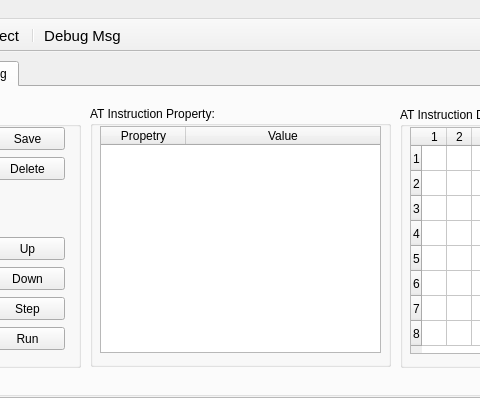
Old version of the form mainwindow.ui in the repository HeartbreakSurvivor/DDCTool; both pictures show x 158 to 638 and y 0 to 413 of the 812 by 603 pixel window.
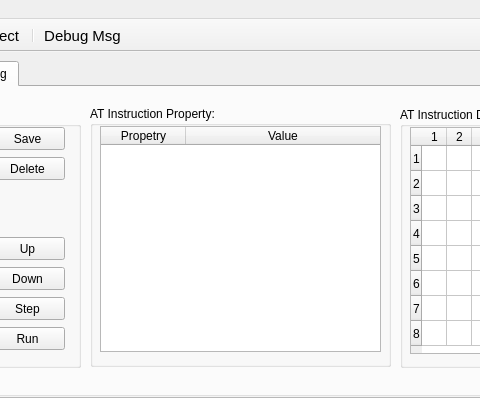
New version of the form. The open tabs and pages were chosen to show the change. Icons and pictures are not drawn.

Diff of the .ui file:
```diff
--- a/mainwindow.ui
+++ b/mainwindow.ui
@@ -1362,7 +1362,7 @@
          <x>10</x>
          <y>20</y>
          <width>281</width>
-         <height>227</height>
+         <height>226</height>
         </rect>
        </property>
        <property name="toolTipDuration">
```
Left out of the diff: 5 changed lines with no effect on the pictures.
